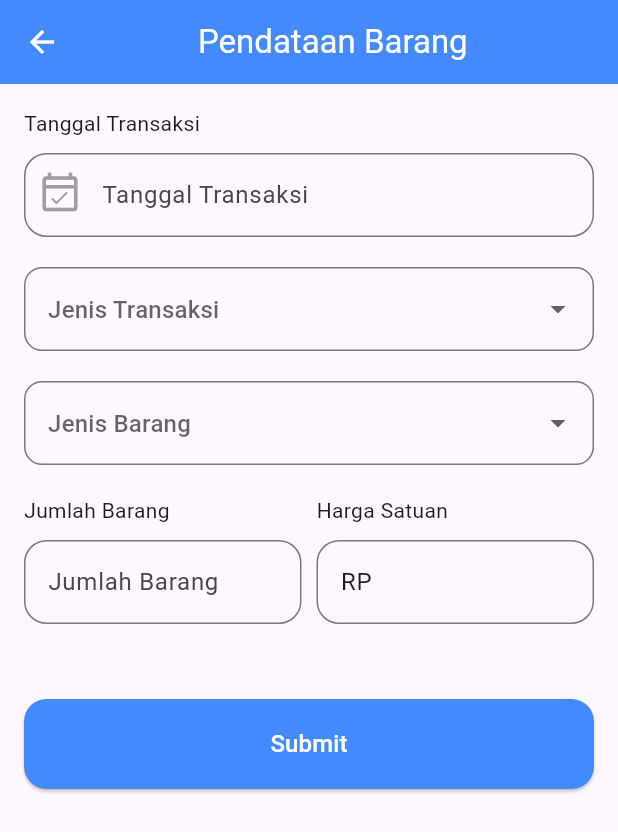
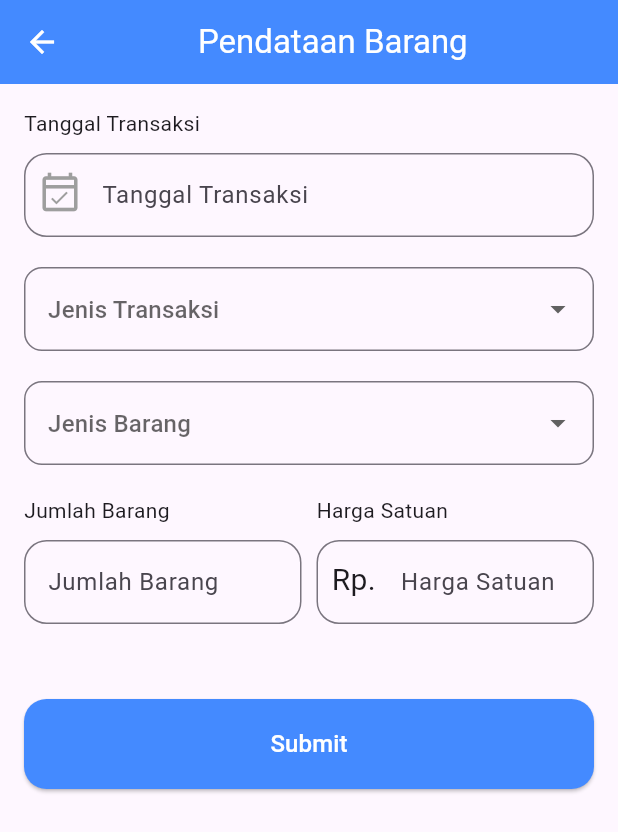
Before and after one commit to YusvanTriAtmojo/20220140082_UCP1Flutter, a Flutter app: the BarangPage screen opened directly with empty values, on a phone screen of 412 x 824 dp. Shown: the top 832 px of the screen. Run offline on Flutter 3.47's test engine with Material 3 defaults, Android fonts, the phone set to English and light mode, and no system bars.

Commit message:
Mengubah hintText harga satuan

```diff
--- a/lib/barang_page.dart
+++ b/lib/barang_page.dart
@@ -247,11 +247,16 @@ class _BarangPageState extends State<BarangPage> {
                         children: [
                           Text('Harga Satuan'),
                           SizedBox(height: 10),
+                          Stack(
+                            children: [
+                              Container(
+                                padding: EdgeInsets.only(left: 10, top: 12),
+                                child: Text('Rp.', style: TextStyle(fontSize: 20),)),
                                 TextFormField(
-                            initialValue: 'RP $hargaSatuan',
+                                  initialValue: hargaSatuan,
                                   readOnly: true,
                                   decoration: InputDecoration(
-                              hintText: 'Harga Satuan',
+                                    hintText: '         Harga Satuan',
                                     border: OutlineInputBorder(
                                       borderRadius: BorderRadius.all(
                                         Radius.circular(15),
@@ -274,6 +279,8 @@ class _BarangPageState extends State<BarangPage> {
                                     return null;
                                   },
                                 ),
+                            ],
+                          )
                         ],
                       ),
                     ),
```
Lines whose indentation alone changed are shown as unchanged.
